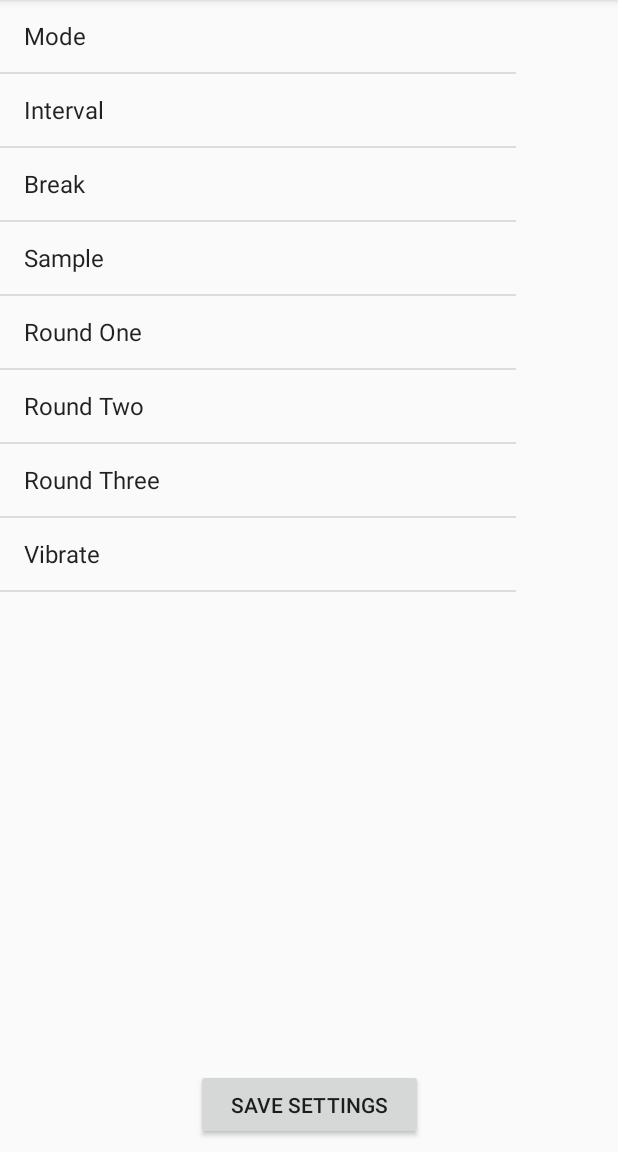
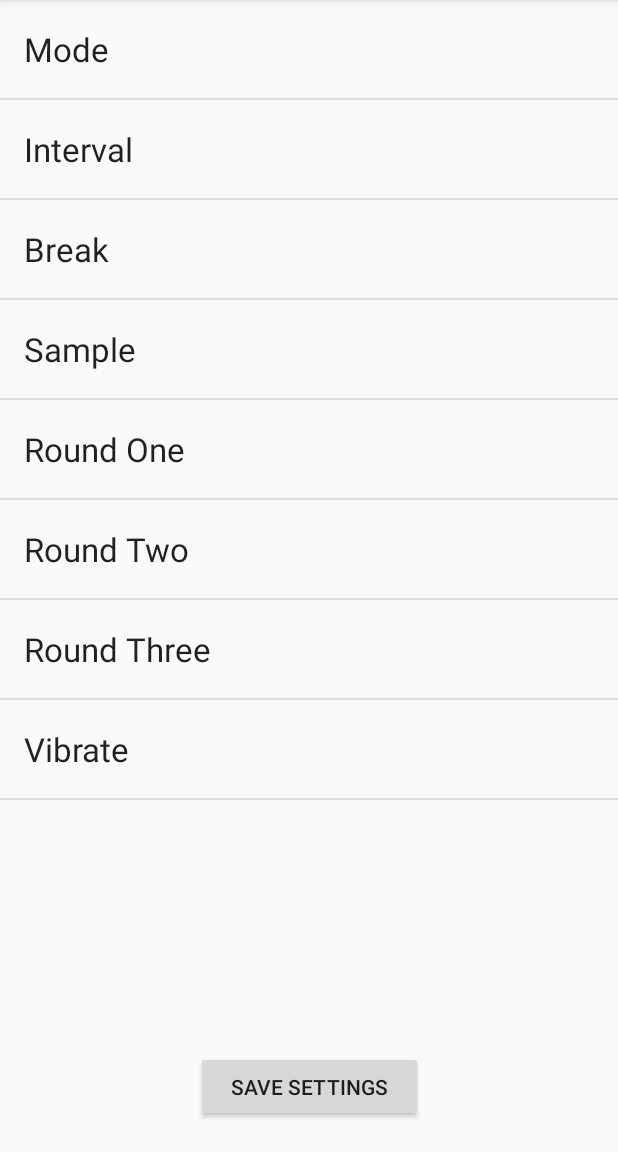
Before and after one commit to anjrew/CupOmaTic_Android, an Android app: the Settings screen opened directly, with no data from a screen before it, on a phone screen of 412 x 824 dp, the part 84-1236 px from its top. Run offline under Robolectric (Android 15) with nearby library versions, the phone set to English and light mode, and no system bars.

Commit message:
6.7.2018 - 2
UI Updates

```diff
--- a/app/src/main/java/com/rinson/cupomaticv2/Settings.java
+++ b/app/src/main/java/com/rinson/cupomaticv2/Settings.java
@@ -44,7 +44,7 @@ public class Settings extends AppCompatActivity {
         ListView settingsListView = (ListView) (findViewById(R.id.settingListView));
         final String[] settingsNames = {"Mode", "Interval", "Break", "Sample", "Round One", "Round Two", "Round Three", "Vibrate"};
 
-        ArrayAdapter<String> arrayAdapter = new ArrayAdapter<String>(this, android.R.layout.simple_list_item_1, settingsNames);
+        ArrayAdapter<String> arrayAdapter = new ArrayAdapter<String>(this, R.layout.settings_list_view, settingsNames);
 
         settingsListView.setAdapter(arrayAdapter);
         settingsListView.setOnItemClickListener(new AdapterView.OnItemClickListener() {
@@ -104,7 +104,7 @@ public class Settings extends AppCompatActivity {
                 break;
             case 2: openBreakActivity();
                 break;
-            case 3:
+            case 3: openSampleActivity();
                 break;
             case 4: openRoundOneActivity();
                 break;
--- /dev/null
+++ b/app/src/main/res/drawable/divider.xml
@@ -0,0 +1,9 @@
+<?xml version="1.0" encoding="utf-8"?>
+<shape xmlns:android="http://schemas.android.com/apk/res/android"
+    android:shape="line" >
+
+    <stroke
+        android:width="1px"
+        android:color="@color/colorPrimaryDark" />
+
+</shape>
--- a/app/src/main/res/layout/activity_settings.xml
+++ b/app/src/main/res/layout/activity_settings.xml
@@ -11,7 +11,7 @@
         android:id="@+id/button2"
         android:layout_width="151dp"
         android:layout_height="47dp"
-        android:layout_marginBottom="8dp"
+        android:layout_marginBottom="20dp"
         android:layout_marginEnd="8dp"
         android:layout_marginStart="8dp"
         android:onClick="saveButtonClick"
@@ -23,9 +23,11 @@
 
     <ListView
         android:id="@+id/settingListView"
-        android:layout_width="344dp"
-        android:layout_height="440dp"
-        tools:layout_editor_absoluteX="8dp"
-        tools:layout_editor_absoluteY="8dp" />
+        android:layout_width="match_parent"
+        android:layout_height="0dp"
+        android:layout_marginBottom="8dp"
+        app:layout_constraintBottom_toTopOf="@+id/button2"
+        app:layout_constraintTop_toTopOf="parent"
+        tools:layout_editor_absoluteX="0dp" />
 
 </android.support.constraint.ConstraintLayout>
--- /dev/null
+++ b/app/src/main/res/layout/settings_list_view.xml
@@ -0,0 +1,30 @@
+<?xml version="1.0" encoding="utf-8"?>
+<!--<TextView xmlns:android="http://schemas.android.com/apk/res/android"-->
+    <!--android:id="@android:id/text1"-->
+    <!--android:layout_width="match_parent"-->
+    <!--android:layout_height="wrap_content"-->
+    <!--android:textAppearance="?android:attr/textAppearanceListItemSmall"-->
+    <!--android:gravity="center_vertical"-->
+    <!--android:paddingStart="?android:attr/listPreferredItemPaddingStart"-->
+    <!--android:paddingEnd="?android:attr/listPreferredItemPaddingEnd"-->
+    <!--android:minHeight="?android:attr/listPreferredItemHeightSmall"-->
+    <!--android:textSize="24sp"-->
+    <!--/>-->
+
+<TextView xmlns:android="http://schemas.android.com/apk/res/android"
+
+    android:textSize="22sp"
+    android:id="@android:id/text1"
+    android:paddingTop="18sp"
+    android:paddingBottom="18sp"
+    android:layout_width="match_parent"
+    android:layout_height="wrap_content"
+    android:textAppearance="?android:attr/textAppearanceListItemSmall"
+    android:gravity="center_vertical"
+    android:paddingStart="?android:attr/listPreferredItemPaddingStart"
+    android:paddingEnd="?android:attr/listPreferredItemPaddingEnd"
+    android:minHeight="?android:attr/listPreferredItemHeightSmall"
+    android:layout_weight="1"
+    android:divider="@drawable/divider"
+    android:dividerHeight="16.0dp"
+    />
```
